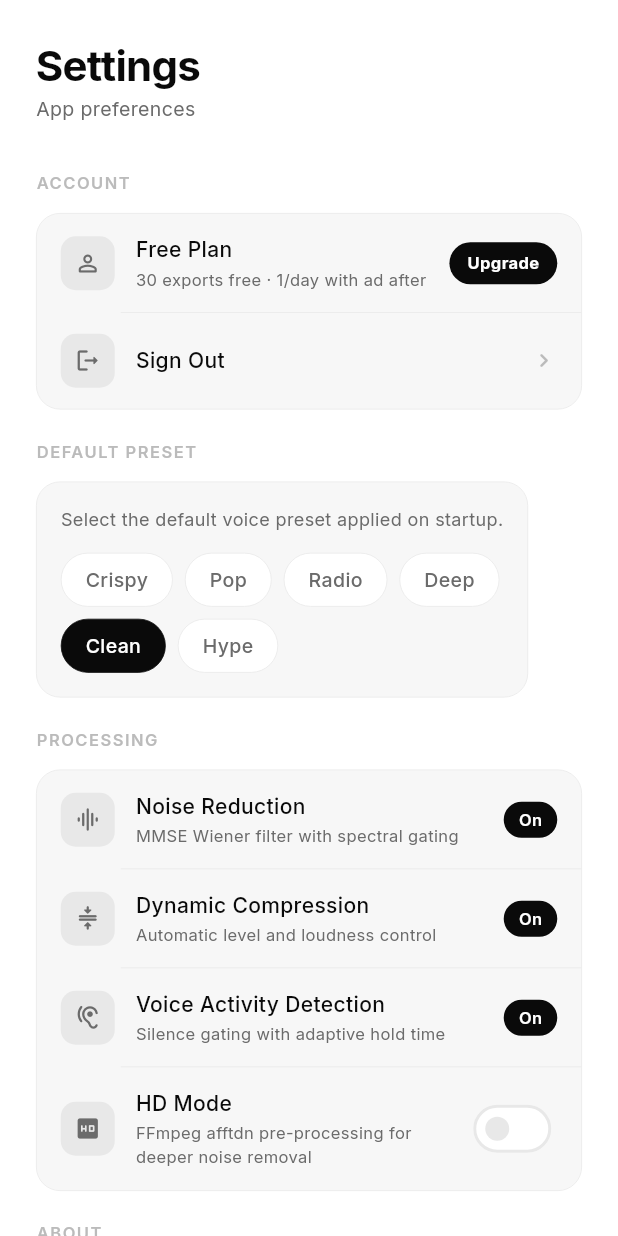
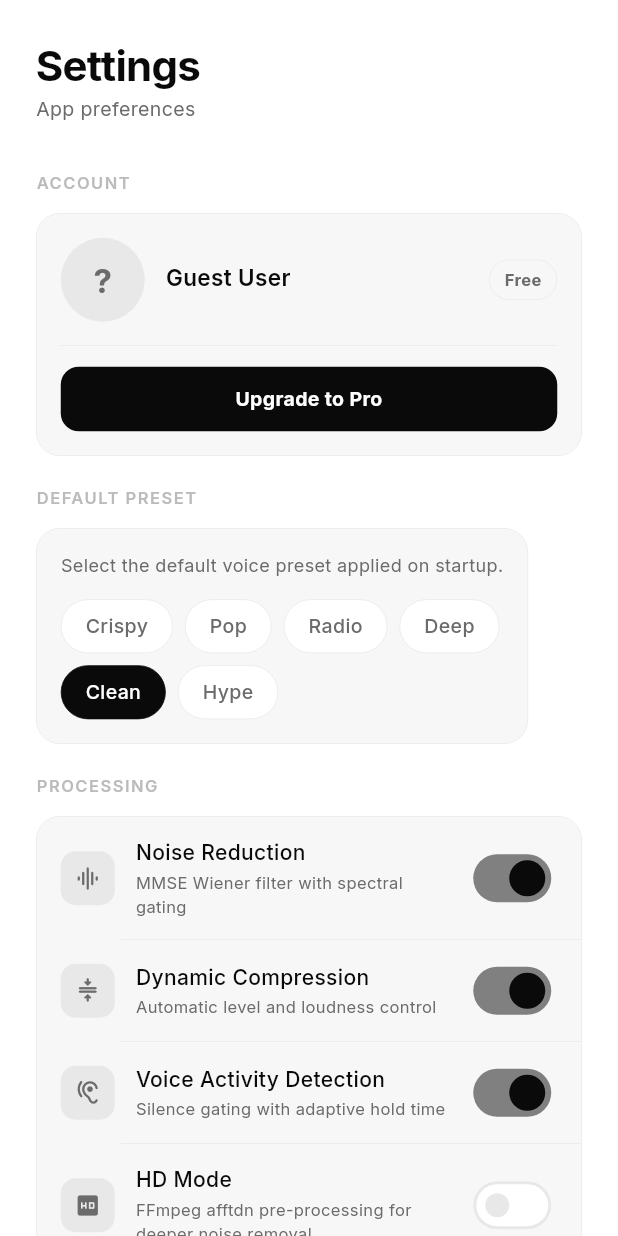
Before and after one commit to selvavishnum/Audio-denoise, a Flutter app: the SettingsScreen widget shown alone on an empty page, opened directly, on a phone screen of 412 x 824 dp. Run offline on Flutter 3.47's test engine with Material 3 defaults, Android fonts, the phone set to English and light mode, and no system bars; our stand-ins replace file_picker, firebase_analytics, firebase_auth, firebase_core, flutter_animate, google_fonts and 6 more; missing offline and left inert: purchases_flutter, record; accounts and stored records are empty.

Commit message:
feat(settings): profile card, real toggles, remove dev-only About rows
- Account section redesigned: circular avatar (Google photo or initials),
  display name, Gmail, plan badge, Upgrade/Sign In/Sign Out buttons
- Noise Reduction, Dynamic Compression, VAD: replaced static 'On' badges
  with real Switch widgets; state persisted in SharedPreferences
- Removed 'Audio Engine' and 'Built with Flutter' rows from About section

https://claude.ai/code/session_018pH9R595uc49AosH49Lwta

```diff
--- a/lib/providers/audio_provider.dart
+++ b/lib/providers/audio_provider.dart
@@ -30,6 +30,11 @@ class AudioProvider extends ChangeNotifier {
 
   // ── HD Mode ───────────────────────────────────────────────────────────
   bool hdModeEnabled = false;
+
+  // ── Processing feature toggles ────────────────────────────────────────
+  bool noiseReductionEnabled = true;
+  bool compressionEnabled    = true;
+  bool vadEnabled            = true;
 
   // ── Recent history ────────────────────────────────────────────────────
   final List<HistoryItem> recentFiles = [];
@@ -79,9 +84,12 @@ class AudioProvider extends ChangeNotifier {
     final idx    = prefs.getInt('preset') ?? VoicePreset.natural.index;
     final preset = VoicePreset.values[idx.clamp(0, VoicePreset.values.length - 1)];
     params        = AudioParams.presets[preset]!;
-    _exportCount    = prefs.getInt('exportCount') ?? 0;
-    hdModeEnabled   = prefs.getBool('hdMode') ?? false;
-    _lastBonusDate  = prefs.getString('lastBonusDate');
+    _exportCount           = prefs.getInt('exportCount') ?? 0;
+    hdModeEnabled          = prefs.getBool('hdMode') ?? false;
+    _lastBonusDate         = prefs.getString('lastBonusDate');
+    noiseReductionEnabled  = prefs.getBool('nrEnabled')   ?? true;
+    compressionEnabled     = prefs.getBool('compEnabled') ?? true;
+    vadEnabled             = prefs.getBool('vadEnabled')  ?? true;
     _loadHistory(prefs);
     notifyListeners();
   }
@@ -115,6 +123,27 @@ class AudioProvider extends ChangeNotifier {
     hdModeEnabled = !hdModeEnabled;
     final prefs = await SharedPreferences.getInstance();
     await prefs.setBool('hdMode', hdModeEnabled);
+    notifyListeners();
+  }
+
+  Future<void> toggleNoiseReduction() async {
+    noiseReductionEnabled = !noiseReductionEnabled;
+    final prefs = await SharedPreferences.getInstance();
+    await prefs.setBool('nrEnabled', noiseReductionEnabled);
+    notifyListeners();
+  }
+
+  Future<void> toggleCompression() async {
+    compressionEnabled = !compressionEnabled;
+    final prefs = await SharedPreferences.getInstance();
+    await prefs.setBool('compEnabled', compressionEnabled);
+    notifyListeners();
+  }
+
+  Future<void> toggleVad() async {
+    vadEnabled = !vadEnabled;
+    final prefs = await SharedPreferences.getInstance();
+    await prefs.setBool('vadEnabled', vadEnabled);
     notifyListeners();
   }
 
--- a/lib/screens/settings_screen.dart
+++ b/lib/screens/settings_screen.dart
@@ -78,49 +78,140 @@ class SettingsScreen extends StatelessWidget {
   }
 
   Widget _accountSection(BuildContext context, AuthProvider auth, SubscriptionProvider sub) {
-    return Column(
+    return Padding(
+      padding: const EdgeInsets.all(16),
+      child: Column(
+        crossAxisAlignment: CrossAxisAlignment.start,
         children: [
-        _SettingsRow(
-          icon: sub.isPro ? Icons.workspace_premium_rounded : Icons.person_outline_rounded,
-          title: sub.isPro ? sub.planLabel : 'Free Plan',
-          subtitle: sub.isPro
-              ? (auth.isLoggedIn ? auth.email : 'Unlimited access unlocked')
-              : '${30} exports free · 1/day with ad after',
-          trailing: sub.isPro
-              ? const _Badge('Active')
-              : GestureDetector(
+          // ── Profile card ──────────────────────────────────────────────
+          Row(children: [
+            // Avatar
+            Container(
+              width: 56, height: 56,
+              decoration: BoxDecoration(
+                color: AppColors.border,
+                borderRadius: BorderRadius.circular(28),
+              ),
+              clipBehavior: Clip.antiAlias,
+              child: auth.isLoggedIn && auth.photoUrl != null
+                  ? Image.network(auth.photoUrl!, fit: BoxFit.cover,
+                      errorBuilder: (_, __, ___) => _initials(auth.displayName))
+                  : _initials(auth.displayName),
+            ),
+            const SizedBox(width: 14),
+            Expanded(
+              child: Column(crossAxisAlignment: CrossAxisAlignment.start, children: [
+                Text(
+                  auth.isLoggedIn && auth.displayName.isNotEmpty
+                      ? auth.displayName
+                      : 'Guest User',
+                  style: const TextStyle(
+                      fontSize: 15, fontWeight: FontWeight.w600, color: AppColors.textPrim),
+                ),
+                const SizedBox(height: 3),
+                if (auth.isLoggedIn && auth.email.isNotEmpty)
+                  Text(auth.email,
+                      style: const TextStyle(fontSize: 12, color: AppColors.textSec),
+                      maxLines: 1, overflow: TextOverflow.ellipsis),
+                if (!auth.isLoggedIn)
+                  const Text('Sign in to unlock Pro plans',
+                      style: TextStyle(fontSize: 12, color: AppColors.textSec)),
+              ]),
+            ),
+            // Plan badge
+            Container(
+              padding: const EdgeInsets.symmetric(horizontal: 10, vertical: 5),
+              decoration: BoxDecoration(
+                color: sub.isPro ? AppColors.textPrim : AppColors.surface,
+                borderRadius: BorderRadius.circular(20),
+                border: sub.isPro ? null : Border.all(color: AppColors.border, width: 0.5),
+              ),
+              child: Text(
+                sub.isPro ? sub.planLabel : 'Free',
+                style: TextStyle(
+                    fontSize: 11, fontWeight: FontWeight.w700,
+                    color: sub.isPro ? AppColors.white : AppColors.textSec),
+              ),
+            ),
+          ]),
+
+          const SizedBox(height: 16),
+          const Divider(height: 0, color: AppColors.border, thickness: 0.5),
+          const SizedBox(height: 14),
+
+          // ── Actions ───────────────────────────────────────────────────
+          if (!sub.isPro)
+            GestureDetector(
               onTap: () => Navigator.push(
-                    context,
-                    MaterialPageRoute(builder: (_) => const PaywallScreen()),
-                  ),
+                  context, MaterialPageRoute(builder: (_) => const PaywallScreen())),
               child: Container(
-                    padding: const EdgeInsets.symmetric(horizontal: 12, vertical: 6),
+                width: double.infinity,
+                padding: const EdgeInsets.symmetric(vertical: 12),
                 decoration: BoxDecoration(
                   color: AppColors.textPrim,
-                      borderRadius: BorderRadius.circular(20),
+                  borderRadius: BorderRadius.circular(12),
                 ),
-                    child: const Text('Upgrade',
-                        style: TextStyle(fontSize: 11, fontWeight: FontWeight.w700,
+                child: const Text('Upgrade to Pro',
+                    textAlign: TextAlign.center,
+                    style: TextStyle(fontSize: 13, fontWeight: FontWeight.w700,
                         color: AppColors.white)),
               ),
             ),
-        ),
-        if (auth.isLoggedIn) ...[
-          _divider(),
-          _SettingsRow(
-            icon: Icons.logout_rounded,
-            title: 'Sign Out',
-            subtitle: auth.email,
-            trailing: GestureDetector(
+          if (sub.isPro && auth.isLoggedIn) ...[
+            GestureDetector(
               onTap: () async {
                 await context.read<AuthProvider>().signOut();
                 await context.read<SubscriptionProvider>().logoutUser();
               },
-              child: const Icon(Icons.chevron_right_rounded, size: 18, color: AppColors.textDim),
+              child: Container(
+                width: double.infinity,
+                padding: const EdgeInsets.symmetric(vertical: 12),
+                decoration: BoxDecoration(
+                  color: AppColors.surface,
+                  borderRadius: BorderRadius.circular(12),
+                  border: Border.all(color: AppColors.border, width: 0.5),
+                ),
+                child: const Text('Sign Out',
+                    textAlign: TextAlign.center,
+                    style: TextStyle(fontSize: 13, fontWeight: FontWeight.w600,
+                        color: AppColors.textSec)),
+              ),
+            ),
+          ],
+          if (!auth.isLoggedIn) ...[
+            const SizedBox(height: 10),
+            GestureDetector(
+              onTap: () => Navigator.push(
+                  context, MaterialPageRoute(builder: (_) => const PaywallScreen())),
+              child: Container(
+                width: double.infinity,
+                padding: const EdgeInsets.symmetric(vertical: 12),
+                decoration: BoxDecoration(
+                  color: AppColors.surface,
+                  borderRadius: BorderRadius.circular(12),
+                  border: Border.all(color: AppColors.border, width: 0.5),
+                ),
+                child: const Row(mainAxisAlignment: MainAxisAlignment.center, children: [
+                  Icon(Icons.login_rounded, size: 16, color: AppColors.textSec),
+                  SizedBox(width: 8),
+                  Text('Sign in with Google',
+                      style: TextStyle(fontSize: 13, fontWeight: FontWeight.w600,
+                          color: AppColors.textSec)),
+                ]),
               ),
             ),
           ],
         ],
+      ),
+    );
+  }
+
+  Widget _initials(String name) {
+    final letter = name.isNotEmpty ? name[0].toUpperCase() : '?';
+    return Center(
+      child: Text(letter,
+          style: const TextStyle(fontSize: 22, fontWeight: FontWeight.w700,
+              color: AppColors.textSec)),
     );
   }
 
@@ -186,21 +277,36 @@ class SettingsScreen extends StatelessWidget {
           icon: Icons.graphic_eq_rounded,
           title: 'Noise Reduction',
           subtitle: 'MMSE Wiener filter with spectral gating',
-          trailing: const _Badge('On'),
+          trailing: Switch(
+            value: prov.noiseReductionEnabled,
+            onChanged: (_) => context.read<AudioProvider>().toggleNoiseReduction(),
+            activeColor: AppColors.textPrim,
+            materialTapTargetSize: MaterialTapTargetSize.shrinkWrap,
+          ),
         ),
         _divider(),
         _SettingsRow(
           icon: Icons.compress_rounded,
           title: 'Dynamic Compression',
           subtitle: 'Automatic level and loudness control',
-          trailing: const _Badge('On'),
+          trailing: Switch(
+            value: prov.compressionEnabled,
+            onChanged: (_) => context.read<AudioProvider>().toggleCompression(),
+            activeColor: AppColors.textPrim,
+            materialTapTargetSize: MaterialTapTargetSize.shrinkWrap,
+          ),
         ),
         _divider(),
         _SettingsRow(
           icon: Icons.hearing_rounded,
           title: 'Voice Activity Detection',
           subtitle: 'Silence gating with adaptive hold time',
-          trailing: const _Badge('On'),
+          trailing: Switch(
+            value: prov.vadEnabled,
+            onChanged: (_) => context.read<AudioProvider>().toggleVad(),
+            activeColor: AppColors.textPrim,
+            materialTapTargetSize: MaterialTapTargetSize.shrinkWrap,
+          ),
         ),
         _divider(),
         _SettingsRow(
@@ -229,18 +335,6 @@ class SettingsScreen extends StatelessWidget {
             'v1.0.0',
             style: TextStyle(fontSize: 12, color: AppColors.textDim),
           ),
-        ),
-        _divider(),
-        _SettingsRow(
-          icon: Icons.tune_rounded,
-          title: 'Audio Engine',
-          subtitle: 'MMSE Wiener  ·  Soft spectral gate  ·  LUFS normalize',
-        ),
-        _divider(),
-        _SettingsRow(
-          icon: Icons.code_rounded,
-          title: 'Built with Flutter',
-          subtitle: 'Flutter 3.44 · Dart 3.12 · Android API 24+',
         ),
       ],
     );
@@ -319,24 +413,6 @@ class _SettingsRow extends StatelessWidget {
   }
 }
 
-class _Badge extends StatelessWidget {
-  final String label;
-  const _Badge(this.label);
-
-  @override
-  Widget build(BuildContext context) {
-    return Container(
-      padding: const EdgeInsets.symmetric(horizontal: 10, vertical: 4),
-      decoration: BoxDecoration(
-        color: AppColors.textPrim,
-        borderRadius: BorderRadius.circular(20),
-      ),
-      child: Text(label,
-          style: const TextStyle(
-              fontSize: 11, fontWeight: FontWeight.w600, color: AppColors.white)),
-    );
-  }
-}
 
 class _HistoryRow extends StatelessWidget {
   final HistoryItem item;
```
Lines whose indentation alone changed are shown as unchanged.
